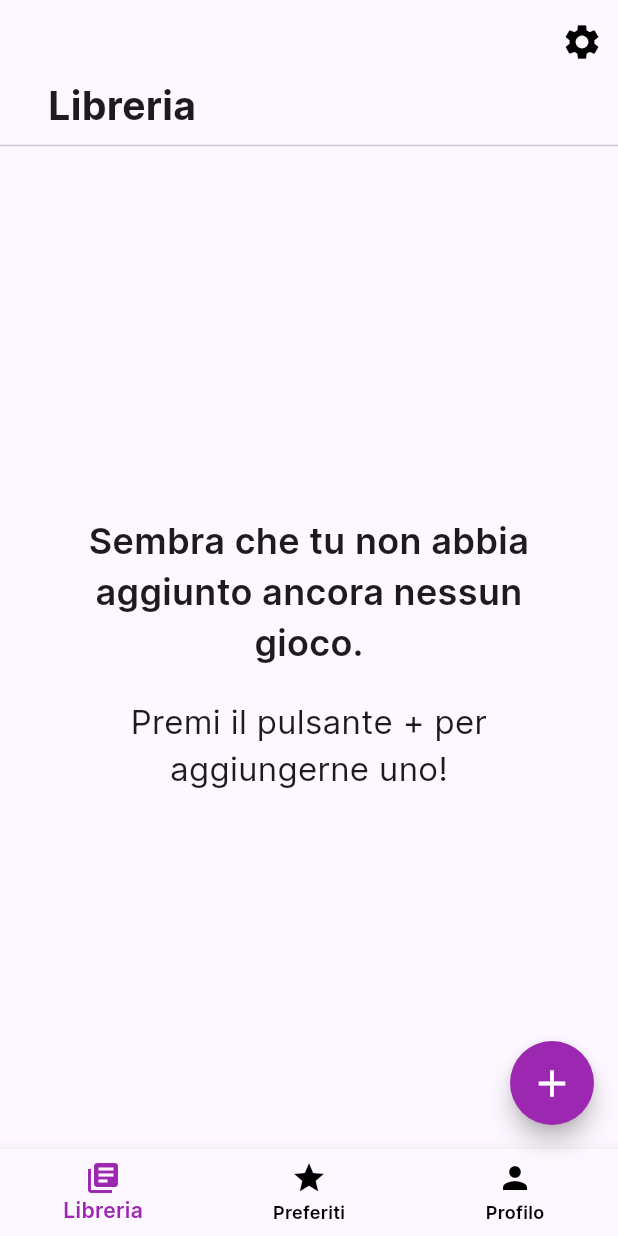
After one commit to ShyVortex/game-tracker, a Flutter app: the LibraryPage screen opened directly, on a phone screen of 412 x 824 dp. The commit adds this screen. Run offline on Flutter 3.47's test engine with Material 3 defaults, Android fonts, the phone set to English and light mode, and no system bars; missing offline and left inert: bcrypt.

Commit message:
Aggiunta pagina Libreria
Effettuando il login si viene ora reinderizzati alla Libreria invece che alla pagina Placeholder

```diff
--- /dev/null
+++ b/lib/pages/library/library_page.dart
@@ -0,0 +1,117 @@
+import 'package:flutter/material.dart';
+
+class LibraryPage extends StatefulWidget {
+  const LibraryPage({super.key});
+
+  @override
+  State<LibraryPage> createState() => LibraryPageState();
+}
+
+class LibraryPageState extends State<LibraryPage> {
+  int navigationIndex = 0;
+  int addedGames = 0; // variabile placeholder
+
+  void onItemTapped(int index) {
+    setState(() {
+      navigationIndex = index;
+    });
+  }
+
+  @override
+  Widget build(BuildContext context) {
+    return Scaffold(
+      body: Padding(
+        padding: const EdgeInsets.only(top: 4),
+        child: Column(
+            mainAxisAlignment: MainAxisAlignment.start,
+            children: [
+              const Row(
+                mainAxisAlignment: MainAxisAlignment.end,
+                children: [
+                  IconButton(
+                      onPressed: null,
+                      icon: Icon(Icons.settings, size: 28, color: Colors.black)
+                  )
+                ],
+              ),
+            const Row(
+              mainAxisAlignment: MainAxisAlignment.start,
+              children: [
+                Padding(
+                    padding: EdgeInsets.only(left: 32),
+                  child: Text(
+                      "Libreria",
+                      style: TextStyle(fontWeight: FontWeight.bold, fontSize: 26, fontFamily: 'Inter')
+                  )
+                ),
+              ],
+            ),
+              const Divider(),
+
+              if (addedGames == 0)
+                const Expanded(
+                    child: Center(
+                  child: Padding(
+                      padding: EdgeInsets.symmetric(horizontal: 32),
+                      child: Center(
+                        child: Column(
+                          mainAxisSize: MainAxisSize.min,
+                          children: [
+                            Text(
+                              "Sembra che tu non abbia aggiunto ancora nessun gioco.",
+                              style: TextStyle(
+                                  fontSize: 24,
+                                  fontWeight: FontWeight.w600,
+                                  fontFamily: 'Inter'),
+                              textAlign: TextAlign.center,
+                            ),
+                            SizedBox(height: 20),
+                            Text("Premi il pulsante + per aggiungerne uno!",
+                              style: TextStyle(
+                                  fontSize: 22,
+                                  fontFamily: 'Inter'),
+                              textAlign: TextAlign.center,
+                            ),
+                          ],
+                        ),
+                      )),
+                )),
+
+            ])),
+        floatingActionButton: FloatingActionButton(
+          shape: const CircleBorder(),
+          backgroundColor: Colors.purple,
+          onPressed: () {
+            // Add your onPressed code here!
+          },
+          child: const Icon(Icons.add, color: Colors.white, size: 30),
+        ),
+        bottomNavigationBar: BottomNavigationBar(
+          items: const <BottomNavigationBarItem>[
+            BottomNavigationBarItem(
+              icon: Icon(Icons.library_books),
+              label: 'Libreria'
+            ),
+            BottomNavigationBarItem(
+              icon: Icon(Icons.star),
+              label: 'Preferiti',
+            ),
+            BottomNavigationBarItem(
+              icon: Icon(Icons.person),
+              label: 'Profilo',
+            ),
+          ],
+          currentIndex: navigationIndex,
+          unselectedItemColor: Colors.black,
+          unselectedLabelStyle: const TextStyle(
+              fontWeight: FontWeight.w600, fontFamily: 'Inter'
+          ),
+          selectedItemColor: Colors.purple,
+          selectedLabelStyle: const TextStyle(
+              fontWeight: FontWeight.w600, fontFamily: 'Inter'
+          ),
+          onTap: onItemTapped,
+        )
+    );
+  }
+}
--- a/lib/pages/registration/login/login_page.dart
+++ b/lib/pages/registration/login/login_page.dart
@@ -107,7 +107,7 @@ class LoginPageState extends State<LoginPage> {
                     Navigator.push(
                       context,
                       MaterialPageRoute(
-                          builder: (context) => const Placeholder()),
+                          builder: (context) => const LibraryPage()),
                     );
                   } else {
                     ScaffoldMessenger.of(context).showSnackBar(
```
